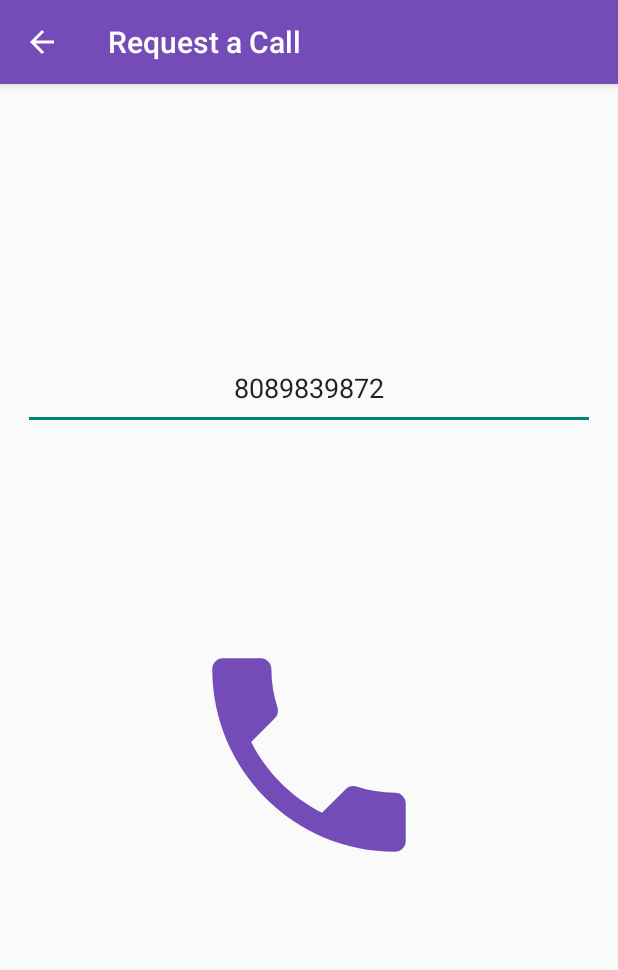
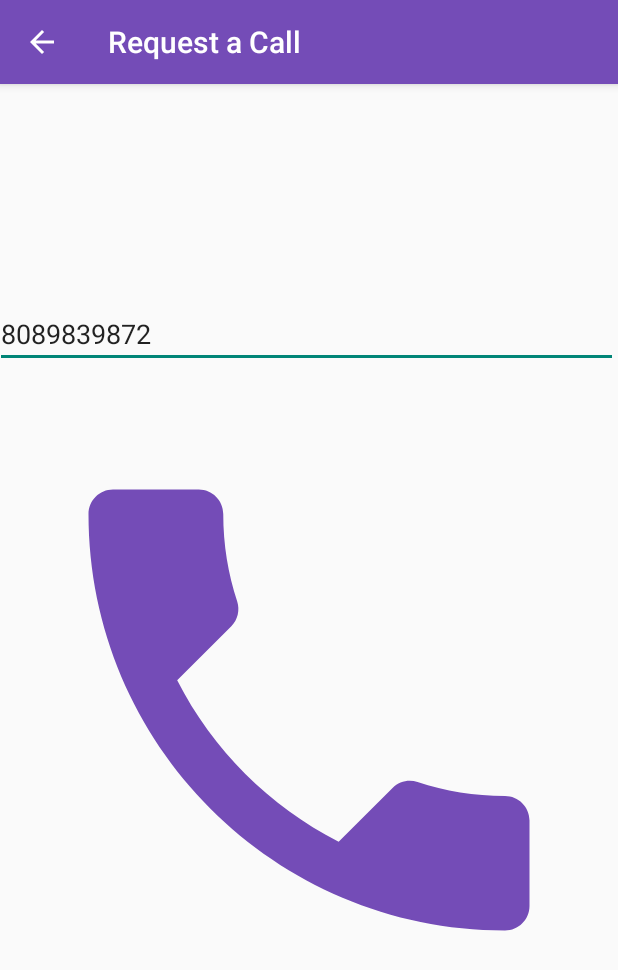
Before and after one commit to chriscsykes/InSIght, an Android app: the RequestCallActivity screen opened directly, with no data from a screen before it, on a phone screen of 412 x 824 dp. Shown: the top 970 px of the screen. Run offline under Robolectric (Android 15) with nearby library versions, the phone set to English and light mode, and no system bars.

Commit message:
touched up call activity layout in horizontal mode

```diff
--- a/app/src/main/java/edu/dartmouth/cs/finalproject/activities/constants/Constants.java
+++ b/app/src/main/java/edu/dartmouth/cs/finalproject/activities/constants/Constants.java
@@ -34,5 +34,7 @@ public class Constants {
     public static String captureErrorId = "captureErrorId";
     public static String captureSuccessId = "captureSuccessId";
 
-
+    /* For Navigation intents */
+    public static final String SOURCE = "SOURCE";
+    public static String MAIN_ACTIVITY = "MAIN_ACTIVITY";
 }
--- a/app/src/main/java/edu/dartmouth/cs/finalproject/activities/drivers/ImageDriver.java
+++ b/app/src/main/java/edu/dartmouth/cs/finalproject/activities/drivers/ImageDriver.java
@@ -113,7 +113,7 @@ public class ImageDriver {
      */
     @androidx.camera.core.ExperimentalGetImage
     @SuppressLint("UnsafeExperimentalUsageError")
-    private void labelImagesCloud(ImageProxy imageProxy, int degrees) {
+    public void labelImagesCloud(ImageProxy imageProxy, int degrees) {
         if (imageProxy == null) {
             Log.d(TAG, "imageProxy: null reference");
             return;
@@ -160,6 +160,8 @@ public class ImageDriver {
                                                 text.append(label.getText()).append(" ");
                                             }
                                             String audio = "This image contains the following items. " + text;
+                                            Log.d(TAG, "onSuccess: " + audio);
+
                                             mTextToSpeechEngine.speakText(audio, Constants.detectedLabelId);
                                         }
                                     }
--- a/app/src/main/res/layout/activity_request_call.xml
+++ b/app/src/main/res/layout/activity_request_call.xml
@@ -30,19 +30,16 @@
         android:layout_height="wrap_content"
         android:layout_alignParentStart="true"
         android:layout_alignParentTop="true"
-        android:layout_marginStart="15dp"
-        android:layout_marginEnd="15dp"
-        android:layout_marginTop="230dp"
-        android:inputType="phone"
-        android:padding="@dimen/activity_horizontal_margin"
-        android:textAlignment="center"/>
+        android:layout_marginStart="-3dp"
+        android:layout_marginTop="200dp"
+        android:inputType="phone" />
 
     <ImageView
         android:id="@+id/image_call"
         android:layout_width="match_parent"
         android:layout_height="456dp"
-        android:layout_marginTop="275dp"
-        android:padding="120dp"
-        android:src="@drawable/ic_phone"
-        android:contentDescription="@string/call_button"/>
+        android:layout_alignTop="@+id/edit_text_number"
+        android:layout_marginTop="45dp"
+        android:padding="10dp"
+        android:src="@drawable/ic_phone" />
 </RelativeLayout>
--- a/app/src/main/res/values/strings.xml
+++ b/app/src/main/res/values/strings.xml
@@ -84,5 +84,6 @@
     <string name="phone_call_permission_denied">Permission Denied</string>
     <string name="voice_recognition_picture">picture of voice recognition</string>
     <string name="call_button">call button</string>
+    <string name="call_guide">Tap the middle of your screen to call</string>
 
 </resources>
```
Also changed, not shown: app/src/main/java/edu/dartmouth/cs/finalproject/activities/AboutActivity.java (+14 -0 lines), app/src/main/java/edu/dartmouth/cs/finalproject/activities/MainActivity.java (+9 -4 lines), app/src/main/java/edu/dartmouth/cs/finalproject/activities/ReadTutorialsActivity.java (+12 -0 lines), app/src/main/java/edu/dartmouth/cs/finalproject/activities/RequestCallActivity.java (+21 -1 lines).
